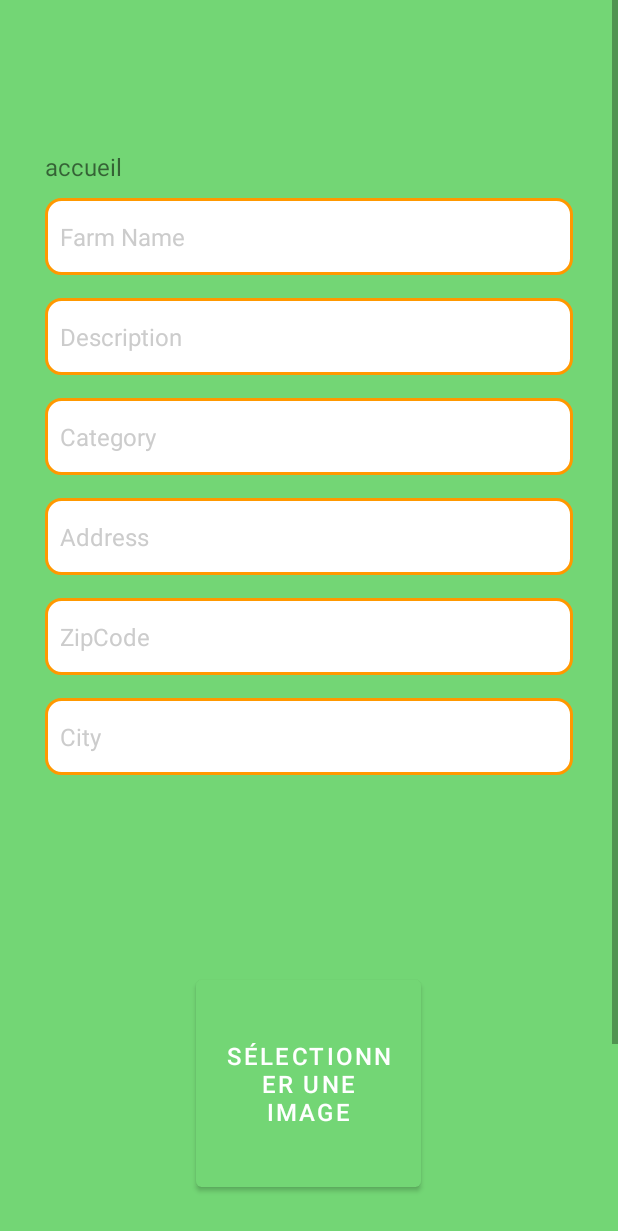
After one commit to Evan-Matthieu/Horvia, an Android app: the fragment CreateFarmFragment shown on its own in the app's theme, on a phone screen of 412 x 824 dp. The commit adds this screen. Shown: the top 1231 px of the screen. Run offline under Robolectric (Android 15) with nearby library versions, the phone set to English and light mode, and no system bars; our stand-ins replace Volley; network calls fail; pictures from the network do not load.

Commit message:
Create Farm Back-end And picture base64

```diff
--- /dev/null
+++ b/App/app/src/main/java/com/horvia/horvia/ui/home/CreateFarmFragment.java
@@ -0,0 +1,156 @@
+package com.horvia.horvia.ui.home;
+
+import android.app.Activity;
+import android.content.Intent;
+import android.graphics.Bitmap;
+import android.graphics.BitmapFactory;
+import android.graphics.drawable.BitmapDrawable;
+import android.net.Uri;
+import android.os.Bundle;
+
+import androidx.activity.result.ActivityResultLauncher;
+import androidx.activity.result.contract.ActivityResultContracts;
+import androidx.annotation.Nullable;
+import androidx.fragment.app.Fragment;
+
+import android.provider.MediaStore;
+import android.util.Log;
+import android.view.LayoutInflater;
+import android.view.View;
+import android.view.ViewGroup;
+import android.widget.Button;
+import android.widget.EditText;
+import android.widget.ImageView;
+import android.widget.TextView;
+import android.widget.Toast;
+
+import com.android.volley.Request;
+import com.android.volley.Response;
+import com.android.volley.VolleyError;
+import com.android.volley.toolbox.JsonObjectRequest;
+import com.horvia.horvia.MainActivity;
+import com.horvia.horvia.R;
+import com.horvia.horvia.models.Category;
+import com.horvia.horvia.models.Civility;
+import com.horvia.horvia.models.Farm;
+import com.horvia.horvia.models.Location;
+import com.horvia.horvia.network.ApiRequest;
+import com.horvia.horvia.network.ApiRequestListener;
+import com.horvia.horvia.ui.login.LoginActivity;
+import com.horvia.horvia.utils.BitmapUtil;
+
+import org.json.JSONException;
+import org.json.JSONObject;
+
+import java.io.ByteArrayOutputStream;
+import java.text.SimpleDateFormat;
+import java.util.Base64;
+import java.util.HashMap;
+import java.util.Map;
+
+public class CreateFarmFragment extends Fragment {
+
+    private EditText farmName;
+    private EditText farmDescription;
+    private EditText farmAddress;
+    private EditText farmZipCode;
+    private EditText farmCity;
+    private EditText farmCategory;
+    private Bitmap picture;
+    private ApiRequest apiRequest;
+
+    private Button selectImageButton;
+
+    private ImageView imageView;
+
+    private ActivityResultLauncher<Intent> launchGallery;
+
+    private TextView errorCreateFarmTextView;
+
+    public CreateFarmFragment() {
+
+    }
+
+    @Override
+    public View onCreateView(LayoutInflater inflater, ViewGroup container, Bundle savedInstanceState) {
+        View rootView = inflater.inflate(R.layout.fragment_create_farm, container, false);
+
+        // Initialisation des vues
+        farmName = rootView.findViewById(R.id.farmName);
+        farmDescription = rootView.findViewById(R.id.farmDescription);
+        farmAddress = rootView.findViewById(R.id.farmAddress);
+        farmZipCode = rootView.findViewById(R.id.farmZipCode);
+        farmCity = rootView.findViewById(R.id.farmCity);
+        farmCategory = rootView.findViewById(R.id.farmCategory);
+        selectImageButton = rootView.findViewById(R.id.selectImageButton);
+        Button createFarmButton = rootView.findViewById(R.id.createFarm_button);
+        imageView = rootView.findViewById(R.id.imageView);
+
+        launchGallery = registerForActivityResult(new ActivityResultContracts.StartActivityForResult(),
+                result -> {
+                    if (result.getResultCode() == Activity.RESULT_OK) {
+                        Intent data = result.getData();
+
+                        Uri imageUri = data.getData();
+
+                        imageView.setImageURI(imageUri);
+
+                        //stocker l'image
+                        imageView.buildDrawingCache();
+                        picture = ((BitmapDrawable) imageView.getDrawable()).getBitmap();
+
+                    }
+                });
+
+        selectImageButton.setOnClickListener(new View.OnClickListener() {
+            @Override
+            public void onClick(View v) {
+                Intent gallery =  new Intent(Intent.ACTION_PICK, MediaStore.Images.Media.INTERNAL_CONTENT_URI);
+                launchGallery.launch(gallery);
+            }
+        });
+        // Initialisation du TextView d'erreur
+        errorCreateFarmTextView = rootView.findViewById(R.id.errorCreateFarmTextView);
+
+        apiRequest = new ApiRequest(container.getContext());
+
+
+        createFarmButton.setOnClickListener(new View.OnClickListener() {
+            @Override
+            public void onClick(View v) {
+                onSubmitCreateFarm(v);
+            }
+        });
+
+        return rootView;
+    }
+
+
+
+
+
+
+    public void onSubmitCreateFarm(View view){
+
+
+
+        Location location = new Location();
+        location.Address = farmAddress.getText().toString();
+        location.ZipCode = farmZipCode.getText().toString();
+        location.City = farmCity.getText().toString();
+
+        Farm farm = new Farm();
+        farm.Name = farmName.getText().toString();
+        farm.Description = farmDescription.getText().toString();
+        farm.Location = location;
+        farm.Picture = picture;
+
+        apiRequest.CreateFarm(farm, new ApiRequestListener<String>() {
+            @Override
+            public void onComplete(@Nullable String entity, String error) {
+                Intent interfaceActivity = new Intent(view.getContext(), MainActivity.class);
+                startActivity(interfaceActivity);
+            }
+        });
+    }
+}
--- a/App/app/src/main/java/com/horvia/horvia/utils/BitmapUtil.java
+++ b/App/app/src/main/java/com/horvia/horvia/utils/BitmapUtil.java
@@ -22,8 +22,9 @@ public class BitmapUtil {
 
     public static String BitmapToString(Bitmap bitmap) {
         try {
+            Bitmap resizedBitmap = Bitmap.createScaledBitmap(bitmap, 200, 200, true); // Réduction de la résolution à 200x200 pixels
             ByteArrayOutputStream byteArrayOutputStream = new ByteArrayOutputStream();
-            bitmap.compress(Bitmap.CompressFormat.PNG, 100, byteArrayOutputStream);
+            bitmap.compress(Bitmap.CompressFormat.JPEG, 50, byteArrayOutputStream);
             byte[] bytes = byteArrayOutputStream.toByteArray();
             String temp = Base64.getEncoder().encodeToString(bytes);
             return temp;
--- /dev/null
+++ b/App/app/src/main/res/layout/fragment_create_farm.xml
@@ -0,0 +1,128 @@
+<?xml version="1.0" encoding="utf-8"?>
+<ScrollView xmlns:android="http://schemas.android.com/apk/res/android"
+    xmlns:tools="http://schemas.android.com/tools"
+    android:layout_width="match_parent"
+    android:layout_height="match_parent"
+    tools:context=".ui.home.CreateFarmFragment">
+    <androidx.appcompat.widget.LinearLayoutCompat
+        android:id="@+id/main"
+        android:layout_width="match_parent"
+        android:layout_height="wrap_content"
+        android:orientation="vertical"
+        android:gravity="center_horizontal"
+        android:paddingLeft="30dp"
+        android:paddingRight="30dp"
+        android:paddingTop="100dp"
+        android:paddingBottom="50dp"
+        android:background="@color/primary"
+        tools:context=".ui.home.CreateFarmFragment">
+
+        <TextView
+            android:layout_width="match_parent"
+            android:layout_height="match_parent"
+            android:text="@string/home" >
+
+        </TextView>
+
+        <EditText
+            android:id="@+id/farmName"
+            android:layout_width="match_parent"
+            android:layout_height="wrap_content"
+            android:layout_marginTop="10dp"
+            android:background="@drawable/background_edittext"
+            android:hint="Farm Name"
+            android:inputType="text"
+            android:textColorHint="@color/grey" >
+
+        </EditText>
+        <EditText
+            android:id="@+id/farmDescription"
+            android:layout_width="match_parent"
+            android:layout_height="wrap_content"
+            android:layout_marginTop="15dp"
+            android:hint="Description"
+            android:textColorHint="@color/grey"
+            android:background="@drawable/background_edittext"
+            android:inputType="text"/>
+        <EditText
+            android:id="@+id/farmCategory"
+            android:layout_width="match_parent"
+            android:layout_height="wrap_content"
+            android:layout_marginTop="15dp"
+            android:hint="Category"
+            android:textColorHint="@color/grey"
+            android:background="@drawable/background_edittext"
+            android:inputType="text"/>
+        <EditText
+            android:id="@+id/farmAddress"
+            android:layout_width="match_parent"
+            android:layout_height="wrap_content"
+            android:layout_marginTop="15dp"
+            android:hint="Address"
+            android:textColorHint="@color/grey"
+            android:background="@drawable/background_edittext"
+            android:inputType="text"/>
+        <EditText
+            android:id="@+id/farmZipCode"
+            android:layout_width="match_parent"
+            android:layout_height="wrap_content"
+            android:layout_marginTop="15dp"
+            android:hint="ZipCode"
+            android:textColorHint="@color/grey"
+            android:background="@drawable/background_edittext"
+            android:inputType="text"/>
+
+        <EditText
+            android:id="@+id/farmCity"
+            android:layout_width="match_parent"
+            android:layout_height="wrap_content"
+            android:layout_marginTop="15dp"
+            android:background="@drawable/background_edittext"
+            android:hint="City"
+            android:inputType="text"
+            android:textColorHint="@color/grey" />
+
+        <TextView
+            android:id="@+id/errorCreateFarmTextView"
+            android:layout_width="wrap_content"
+            android:layout_height="wrap_content"
+            android:layout_marginLeft="15dp"
+            android:layout_marginRight="15dp"
+            android:text="Error"
+            android:textColor="#FF0000"
+            android:gravity="center"
+            android:textSize="20dp"
+            android:layout_marginTop="15dp"
+            android:visibility="gone">
+
+        </TextView>
+        <ImageView
+            android:id="@+id/imageView"
+            android:layout_width="100dp"
+            android:layout_height="100dp"
+            android:layout_marginTop="15dp"
+            android:layout_gravity="center">
+        </ImageView>
+        <Button
+            android:id="@+id/selectImageButton"
+            android:layout_width="150dp"
+            android:layout_height="150dp"
+            android:text="Sélectionner une image"
+            android:layout_marginTop="15dp"
+            android:layout_gravity="center">
+        </Button>
+        <Button
+            android:id="@+id/createFarm_button"
+            android:layout_width="match_parent"
+            android:layout_height="wrap_content"
+            android:backgroundTint="@color/secondary"
+            android:layout_marginTop="30dp"
+            android:layout_marginBottom="50dp"
+            android:text="Créer une ferme"
+            android:textAllCaps="false"
+            android:textStyle="bold"
+            android:textSize="18sp">
+        </Button>
+    </androidx.appcompat.widget.LinearLayoutCompat>
+
+</ScrollView>
```
Also changed, not shown: App/app/src/main/java/com/horvia/horvia/MainActivity.java (+15 -4 lines), App/app/src/main/java/com/horvia/horvia/network/ApiRequest.java (+13 -22 lines), App/app/src/main/java/com/horvia/horvia/ui/login/LoginActivity.java (+36 -16 lines).
